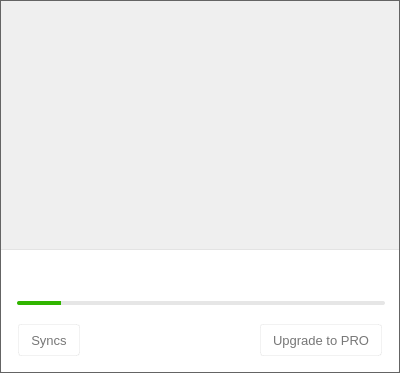
Qt form src/MEGASync/gui/linux/InfoDialog.ui (meganz/MEGAsync) before a commit.
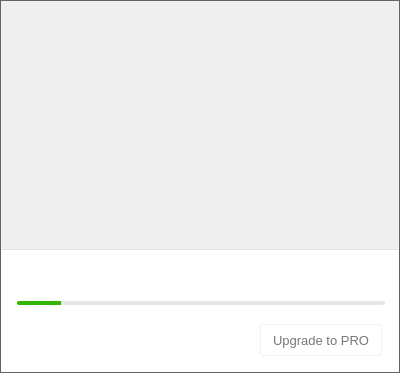
The same form after that commit. Icons and pictures are not drawn. Custom widgets are drawn as their Qt base class.

Commit message: Remove add sync button and manage sync with context main menu

Diff of the .ui file:
```diff
--- a/src/MEGASync/gui/linux/InfoDialog.ui
+++ b/src/MEGASync/gui/linux/InfoDialog.ui
@@ -1807,47 +1807,6 @@
            </property>
           </widget>
          </item>
-         <item>
-          <widget class="QPushButton" name="bSyncFolder">
-           <property name="minimumSize">
-            <size>
-             <width>0</width>
-             <height>32</height>
-            </size>
-           </property>
-           <property name="maximumSize">
-            <size>
-             <width>16777215</width>
-             <height>32</height>
-            </size>
-           </property>
-           <property name="cursor">
-            <cursorShape>PointingHandCursor</cursorShape>
-           </property>
-           <property name="mouseTracking">
-            <bool>false</bool>
-           </property>
-           <property name="styleSheet">
-            <string notr="true"/>
-           </property>
-           <property name="text">
-            <string>Syncs</string>
-           </property>
-           <property name="icon">
-            <iconset resource="../Resources_linux.qrc">
-             <normaloff>:/images/ico_syncs.png</normaloff>:/images/ico_syncs.png</iconset>
-           </property>
-           <property name="iconSize">
-            <size>
-             <width>18</width>
-             <height>16</height>
-            </size>
-           </property>
-           <property name="flat">
-            <bool>true</bool>
-           </property>
-          </widget>
-         </item>
          <item>
           <spacer name="horizontalSpacer">
            <property name="orientation">
```
Left out of the diff: 1 changed line with no effect on the pictures. The commit also changes 9 other files.
